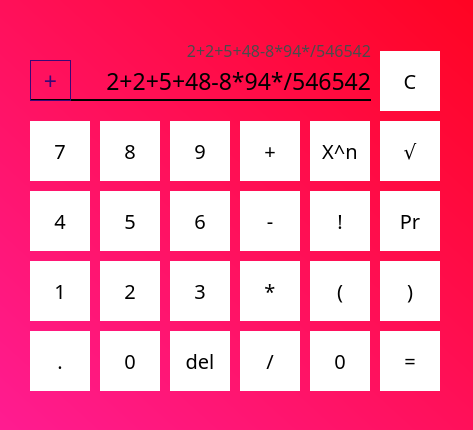
First picture: the form in src/res/calc1.ui, repository xmarshka/ivs_project_2_SIGSEGV, before the edit.
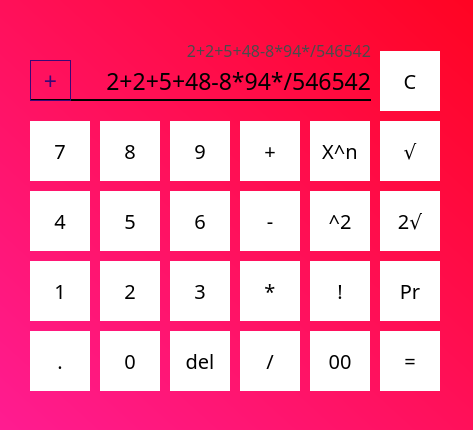
Second picture: the form after the edit.

Commit message: Change to_the_power_of to match root, update UI functionality

The edit to the form file:
```diff
--- a/src/res/calc1.ui
+++ b/src/res/calc1.ui
@@ -219,7 +219,7 @@
    <property name="geometry">
     <rect>
      <x>310</x>
-     <y>191</y>
+     <y>261</y>
      <width>60</width>
      <height>60</height>
     </rect>
@@ -271,7 +271,7 @@
    <property name="geometry">
     <rect>
      <x>380</x>
-     <y>191</y>
+     <y>261</y>
      <width>60</width>
      <height>60</height>
     </rect>
@@ -375,7 +375,7 @@
    <property name="geometry">
     <rect>
      <x>310</x>
-     <y>261</y>
+     <y>191</y>
      <width>60</width>
      <height>60</height>
     </rect>
@@ -394,7 +394,7 @@
 background-color: rgb(255, 255, 255);</string>
    </property>
    <property name="text">
-    <string>(</string>
+    <string>^2</string>
    </property>
   </widget>
   <widget class="QPushButton" name="n3">
@@ -427,7 +427,7 @@
    <property name="geometry">
     <rect>
      <x>380</x>
-     <y>261</y>
+     <y>191</y>
      <width>60</width>
      <height>60</height>
     </rect>
@@ -446,7 +446,7 @@
 background-color: rgb(255, 255, 255);</string>
    </property>
    <property name="text">
-    <string>)</string>
+    <string>2√</string>
    </property>
   </widget>
   <widget class="QPushButton" name="mMul">
@@ -550,7 +550,7 @@
 background-color: rgb(255, 255, 255);</string>
    </property>
    <property name="text">
-    <string>0</string>
+    <string>00</string>
    </property>
   </widget>
   <widget class="QPushButton" name="del">
```
Left out of the diff: 4 changed lines with no effect on the pictures. The commit also changes 2 other files.
